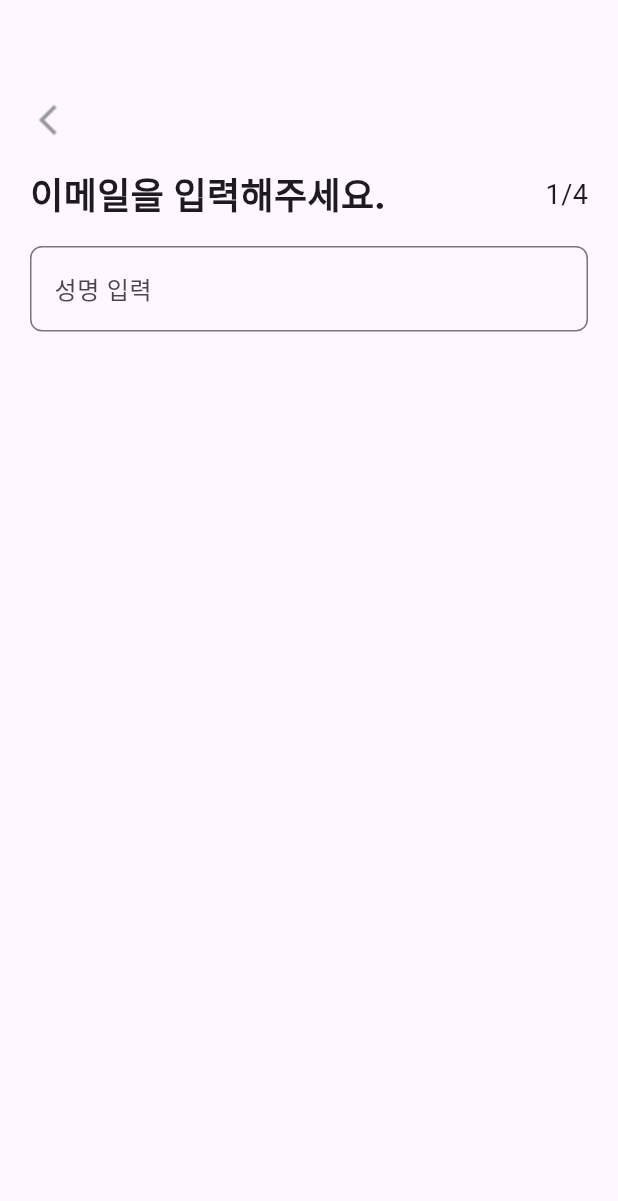
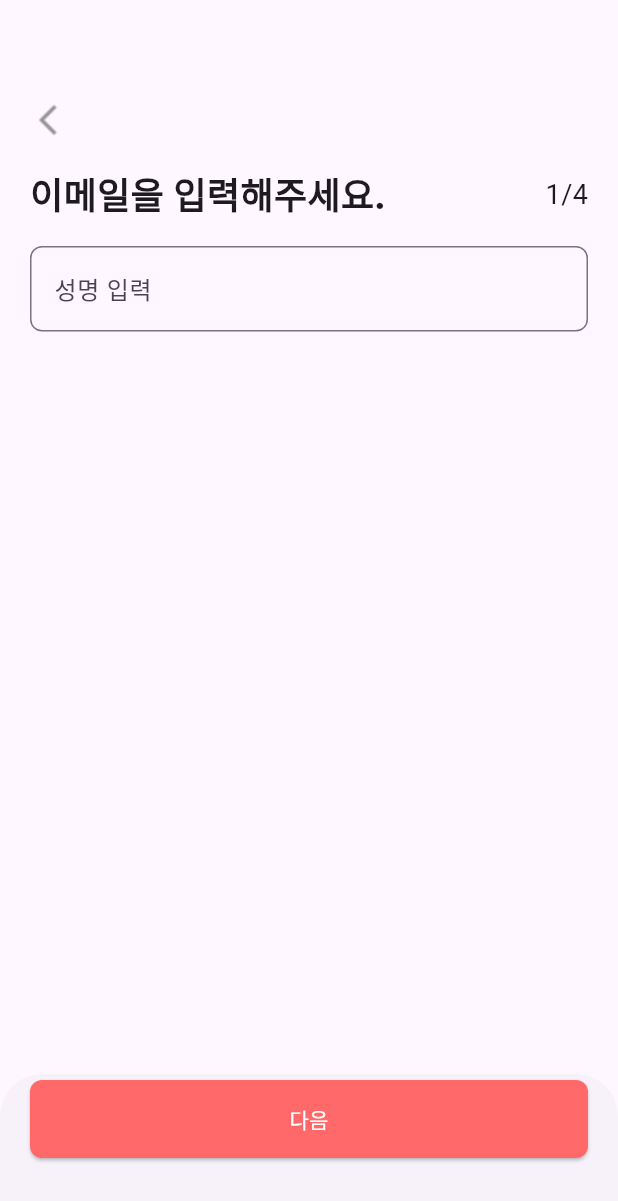
Before and after one commit to ReadMark/ReadMark_Flutter_code, a Flutter app: the screen it shows after launch, after a tap on "로그인", on a phone screen of 412 x 824 dp. Shown: the top 1201 px of the screen. Run offline on Flutter 3.47's test engine with Material 3 defaults, Android fonts, the phone set to English and light mode, and no system bars.

Commit message:
commit(login page) : divide component

```diff
--- /dev/null
+++ b/readmark/lib/component/next_button_layout.dart
@@ -0,0 +1,33 @@
+import 'package:flutter/material.dart';
+
+class NextButtonLayout extends StatelessWidget {
+  final VoidCallback onPressed;
+  final acting;
+
+  const NextButtonLayout({
+    super.key,
+    required this.onPressed,
+    required this.acting,
+  });
+
+  @override
+  Widget build(BuildContext context) {
+    return Padding(
+      padding: EdgeInsets.only(left: 20, right: 20, top: 4),
+      child: SizedBox(
+        width: double.infinity,
+        height: 52,
+        child: ElevatedButton(
+          onPressed: onPressed,
+          child: Text(acting, style: TextStyle(color: Colors.white)),
+          style: ElevatedButton.styleFrom(
+            backgroundColor: Color(0xFFFF6969),
+            shape: RoundedRectangleBorder(
+              borderRadius: BorderRadius.circular(8),
+            ),
+          ),
+        ),
+      ),
+    );
+  }
+}
--- a/readmark/lib/login/login_main_page.dart
+++ b/readmark/lib/login/login_main_page.dart
@@ -1,4 +1,5 @@
 import 'package:flutter/material.dart';
+import 'package:readmark/component/next_button_layout.dart';
 import 'package:readmark/login/login_page.dart';
 
 class LoginMainPage extends StatefulWidget {
@@ -72,22 +73,6 @@ class nextButton extends StatelessWidget {
 
   @override
   Widget build(BuildContext context) {
-    return Padding(
-      padding: EdgeInsets.only(left: 20, right: 20, top: 4),
-      child: SizedBox(
-        width: double.infinity,
-        height: 52,
-        child: ElevatedButton(
-          onPressed: onPressed,
-          child: Text("로그인", style: TextStyle(color: Colors.white)),
-          style: ElevatedButton.styleFrom(
-            backgroundColor: Color(0xFFFF6969),
-            shape: RoundedRectangleBorder(
-              borderRadius: BorderRadius.circular(8),
-            ),
-          ),
-        ),
-      ),
-    );
+    return NextButtonLayout(onPressed: onPressed, acting: "로그인");
   }
 }
--- a/readmark/lib/login/login_page.dart
+++ b/readmark/lib/login/login_page.dart
@@ -1,24 +1,36 @@
 import 'package:flutter/material.dart';
+import 'package:readmark/component/next_button_layout.dart';
 
-class LoginPage extends StatelessWidget {
-  LoginPage({super.key});
-
-  @override
-  final acting = [
+final List<String> titles = [
   "이름을 입력해주세요.",
   "이메일을 입력해주세요.",
   "아이디를 입력해주세요..",
   "비밀번호를 입력해주세요.",
 ];
 
-  final actingHint = ["성명 입력", "이메일 입력", "아이디 입력", "비밀번호 입력"];
+final List<String> hints = ["성명 입력", "이메일 입력", "아이디 입력", "비밀번호 입력"];
 
+class LoginPage extends StatelessWidget {
+  LoginPage({super.key});
+
+  @override
   Widget build(BuildContext context) {
     return Scaffold(
+      bottomSheet: BottomButton(),
+
       body: Column(
-        children: [
-          SizedBox(height: 68),
-          Padding(
+        children: [SizedBox(height: 68), PopButton(), Title(), TextInputBox()],
+      ),
+    );
+  }
+}
+
+class PopButton extends StatelessWidget {
+  const PopButton({super.key});
+
+  @override
+  Widget build(BuildContext context) {
+    return Padding(
       padding: EdgeInsets.only(left: 20, bottom: 20),
       child: Row(
         mainAxisAlignment: MainAxisAlignment.start,
@@ -31,33 +43,56 @@ class LoginPage extends StatelessWidget {
           ),
         ],
       ),
-          ),
-          Padding(
+    );
+  }
+}
+
+class Title extends StatelessWidget {
+  const Title({super.key});
+
+  @override
+  Widget build(BuildContext context) {
+    return Padding(
       padding: EdgeInsets.symmetric(horizontal: 20),
       child: Row(
         mainAxisAlignment: MainAxisAlignment.spaceBetween,
         children: [
           Text(
-                  acting[1],
+            titles[1],
             style: TextStyle(fontSize: 24, fontWeight: FontWeight.w800),
           ),
           Text("1/4", style: TextStyle(fontSize: 18)),
         ],
       ),
-          ),
-          Padding(
+    );
+  }
+}
+
+class TextInputBox extends StatelessWidget {
+  const TextInputBox({super.key});
+
+  @override
+  Widget build(BuildContext context) {
+    return Padding(
       padding: EdgeInsets.only(left: 20, right: 20, top: 16),
       child: TextField(
         decoration: InputDecoration(
-                hintText: actingHint[0],
-                border: OutlineInputBorder(
-                  borderRadius: BorderRadius.circular(8),
+          hintText: hints[0],
+          border: OutlineInputBorder(borderRadius: BorderRadius.circular(8)),
         ),
-              ),
-            ),
-          ),
-        ],
       ),
     );
   }
 }
+
+class BottomButton extends StatelessWidget {
+  const BottomButton({super.key});
+
+  @override
+  Widget build(BuildContext context) {
+    return Padding(
+      padding: const EdgeInsets.only(bottom: 52),
+      child: NextButtonLayout(onPressed: () {}, acting: "다음"),
+    );
+  }
+}
```
Lines whose indentation alone changed are shown as unchanged.
